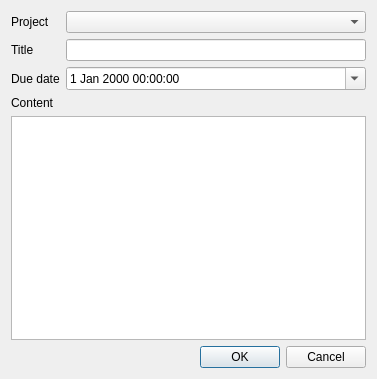
Old version of the form dialogs/dialogtask.ui in the repository crazafimahatratra/golem.
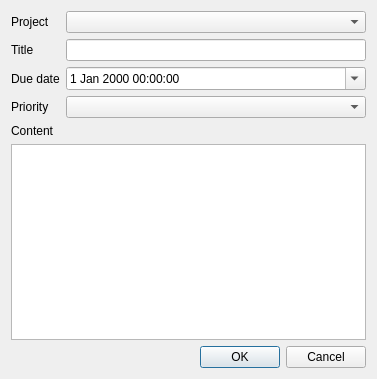
New version of the form.

```diff
--- a/dialogs/dialogtask.ui
+++ b/dialogs/dialogtask.ui
@@ -50,16 +50,26 @@
        </property>
       </widget>
      </item>
-     <item row="3" column="0">
+     <item row="4" column="0">
       <widget class="QLabel" name="label_4">
        <property name="text">
         <string>Content</string>
        </property>
       </widget>
      </item>
-     <item row="4" column="0" colspan="2">
+     <item row="5" column="0" colspan="2">
       <widget class="QTextEdit" name="textEditContent"/>
      </item>
+     <item row="3" column="0">
+      <widget class="QLabel" name="label_5">
+       <property name="text">
+        <string>Priority</string>
+       </property>
+      </widget>
+     </item>
+     <item row="3" column="1">
+      <widget class="QComboBox" name="comboBoxPriority"/>
+     </item>
     </layout>
    </item>
    <item>
```
Left out of the diff: 9 changed lines with no effect on the pictures.
